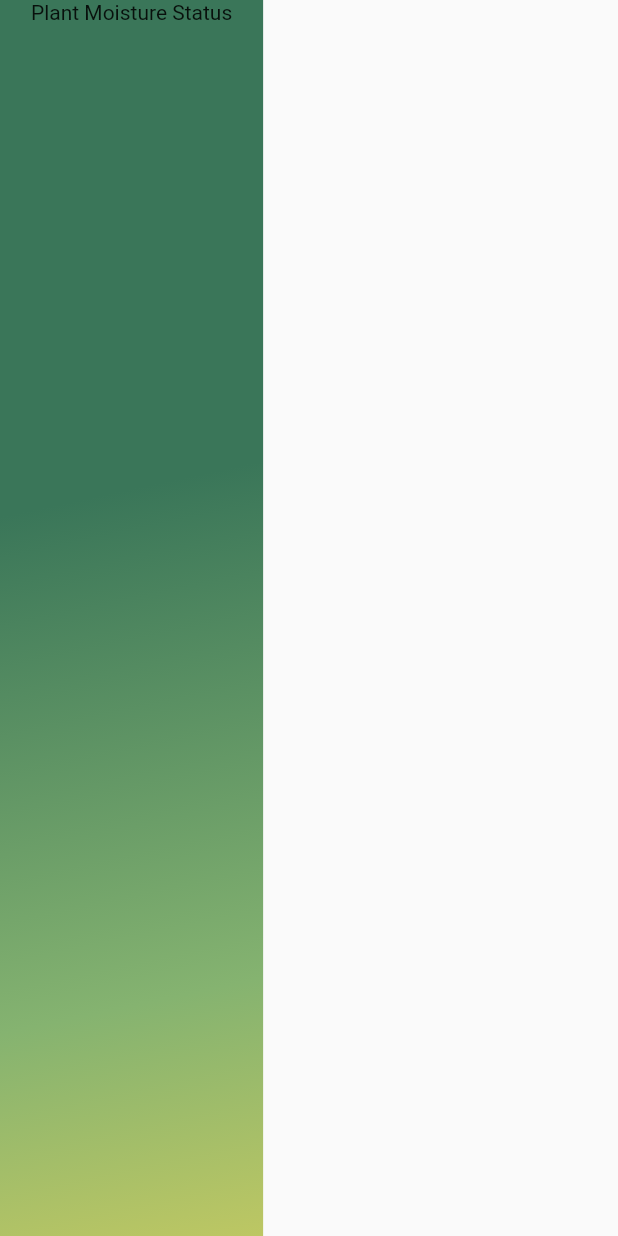
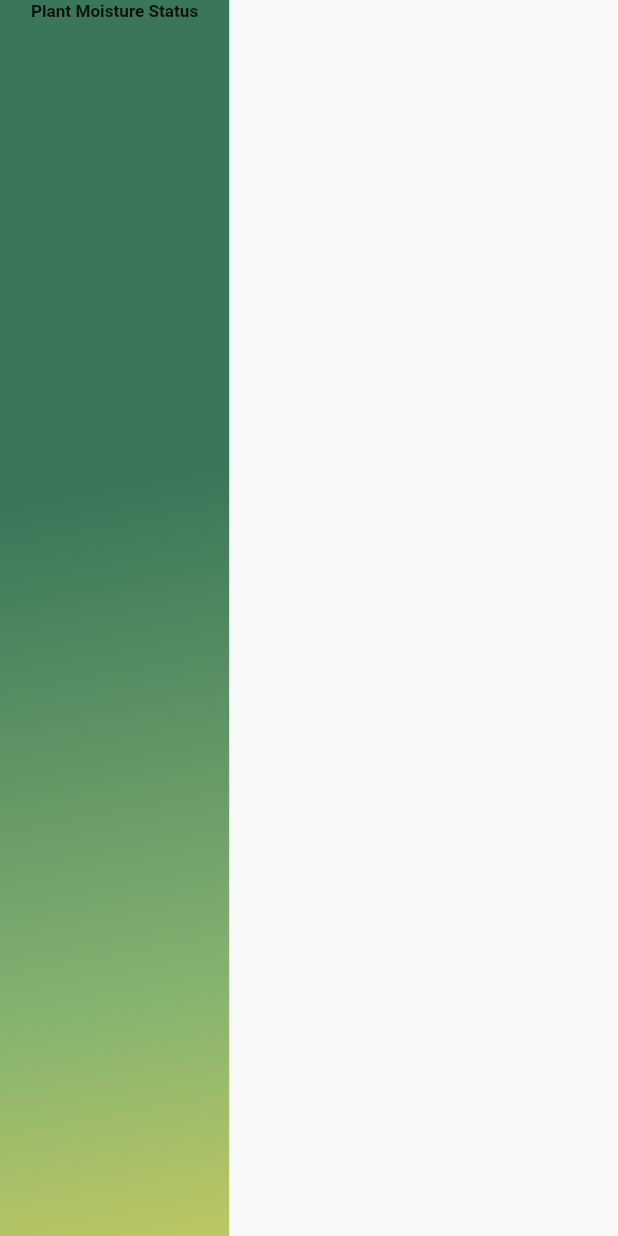
Before and after one commit to zunera-adil/happyplant, a Flutter app: the screen it shows after launch, on a phone screen of 412 x 824 dp. Run offline on Flutter 3.47's test engine with Material 2 defaults, Android fonts, the light colour scheme and no system bars; our stand-ins replace flutter_screenutil.

Commit message:
initialize screen utils

```diff
--- a/lib/home_screen.dart
+++ b/lib/home_screen.dart
@@ -1,5 +1,3 @@
-// ignore_for_file: depend_on_referenced_packages
-
 import 'package:flutter/material.dart';
 import 'package:flutter_screenutil/flutter_screenutil.dart';
 
@@ -16,12 +14,17 @@ class HomeScreen extends StatelessWidget {
         decoration: BoxDecoration(
           gradient: kBackgroundGradient,
         ),
-        child: Column(children: [
-          Text(
-            "Plant Moisture Status",
-            style: TextStyle(),
-          ),
-        ]),
+        child: Column(
+          children: [
+            Text(
+              "Plant Moisture Status",
+              style: TextStyle(
+                fontSize: 10.sp,
+                fontWeight: FontWeight.bold,
+              ),
+            ),
+          ],
+        ),
       ),
     );
   }
--- a/lib/main.dart
+++ b/lib/main.dart
@@ -1,11 +1,9 @@
 import 'package:flutter/material.dart';
+import 'package:flutter_screenutil/flutter_screenutil.dart';
 import 'home_screen.dart';
-// ignore: depend_on_referenced_packages
-import 'package:flutter_screenutil/flutter_screenutil.dart';
 
 void main() async {
   await ScreenUtil.ensureScreenSize();
-
   runApp(const MyApp());
 }
 
@@ -14,12 +12,17 @@ class MyApp extends StatelessWidget {
 
   @override
   Widget build(BuildContext context) {
-    return MaterialApp(
-      debugShowCheckedModeBanner: false,
-      initialRoute: '/',
-      routes: {
-        '/': (context) => HomeScreen(),
-      },
+    return ScreenUtilInit(
+      designSize: const Size(360, 690),
+      minTextAdapt: true,
+      splitScreenMode: true,
+      child: MaterialApp(
+        debugShowCheckedModeBanner: false,
+        initialRoute: '/',
+        routes: {
+          '/': (context) => const HomeScreen(),
+        },
+      ),
     );
   }
 }
--- a/pubspec.yaml
+++ b/pubspec.yaml
@@ -32,6 +32,7 @@ dependencies:
     sdk: flutter
 
   cupertino_icons: ^1.0.2
+  flutter_screenutil: ^5.9.1
 
 dev_dependencies:
   flutter_test:
```
